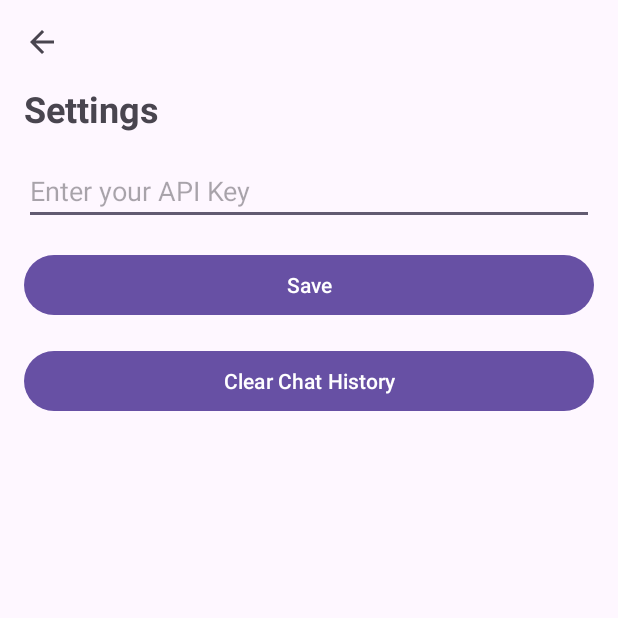
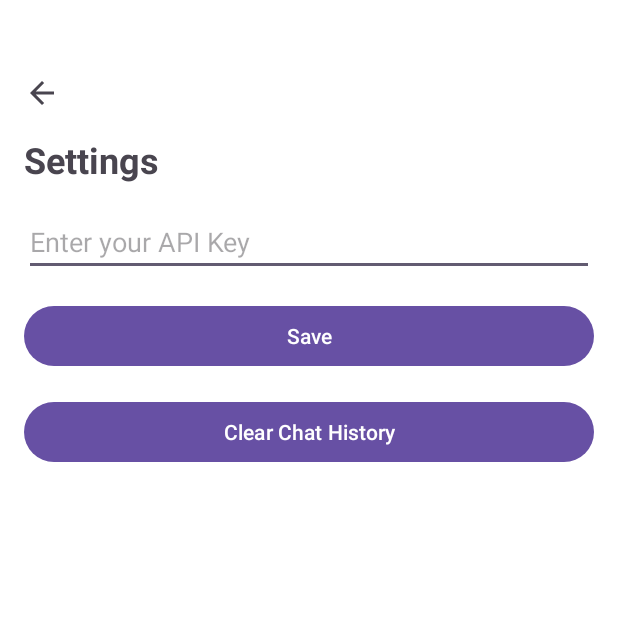
Before and after one commit to huangyangjie/AIChatByDeepSeek_App, an Android app: the screen it shows after launch (SettingsActivity), after a tap on "设置", on a phone screen of 412 x 824 dp, the top half of it. Run offline under Robolectric (Android 15) with nearby library versions, the phone set to English and light mode, and no system bars.

Commit message:
优化了一下ui

```diff
--- a/app/src/main/java/com/example/chatapp/MainActivity.kt
+++ b/app/src/main/java/com/example/chatapp/MainActivity.kt
@@ -30,7 +30,7 @@ class MainActivity : AppCompatActivity() {
 
     private lateinit var recyclerView: RecyclerView
     private lateinit var inputText: EditText
-    private lateinit var sendButton: Button
+    private lateinit var sendButton: ImageButton
     private lateinit var settingsButton: ImageButton // 新增设置按钮
     private val chatMessages = mutableListOf<ChatMessage>()
     private lateinit var adapter: ChatAdapter
--- a/app/src/main/res/drawable/bubble_user.xml
+++ b/app/src/main/res/drawable/bubble_user.xml
@@ -1,4 +1,4 @@
 <shape xmlns:android="http://schemas.android.com/apk/res/android">
-    <solid android:color="@color/material_dynamic_tertiary90" />
+    <solid android:color="@android:color/holo_purple" />
     <corners android:radius="16dp" android:topRightRadius="0dp" />
 </shape>
--- a/app/src/main/res/layout/activity_settings.xml
+++ b/app/src/main/res/layout/activity_settings.xml
@@ -1,8 +1,12 @@
+<?xml version="1.0" encoding="utf-8"?>
 <LinearLayout xmlns:android="http://schemas.android.com/apk/res/android"
     android:layout_width="match_parent"
     android:layout_height="match_parent"
     android:orientation="vertical"
-    android:padding="16dp">
+    android:paddingLeft="16dp"
+    android:paddingRight="16dp"
+    android:paddingTop="50dp"
+    android:background="@color/white">
 
     <!-- 返回按钮 -->
     <ImageButton
```
Also changed, not shown: app/src/main/res/drawable/arrow_upward_24px.xml (added, +10 -0 lines), app/src/main/res/layout/activity_main.xml (+31 -23 lines).
